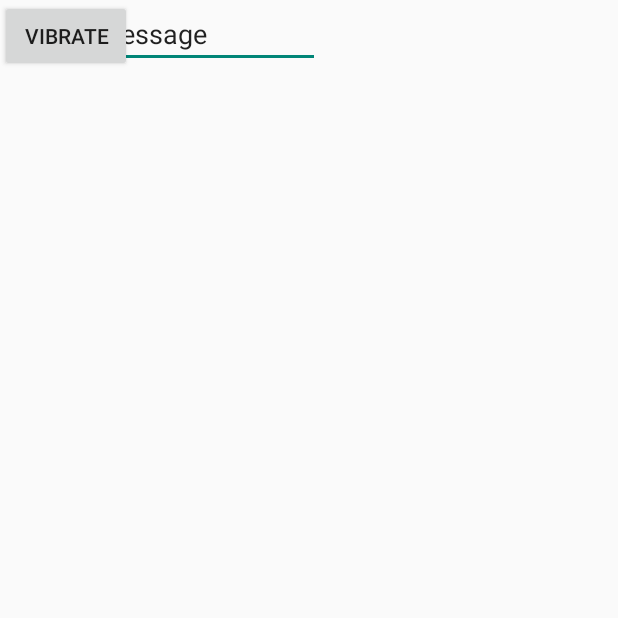
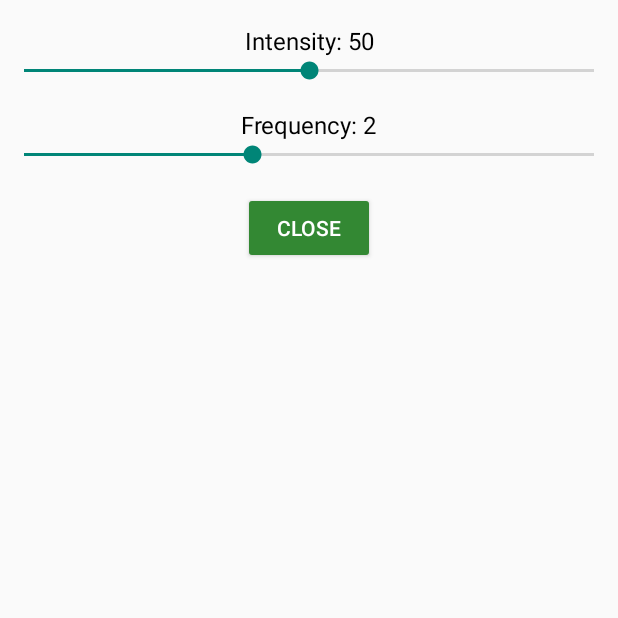
Before and after one commit to LU-A01/team4Application, an Android app built with Jetpack Compose: the screen it shows after launch (VibrateMenuActivity before the commit, SettingActivity after it), after a tap on "メニューに移動", on a phone screen of 412 x 824 dp, the top half of it. Run offline under Robolectric (Android 15) with nearby library versions, the phone set to English and light mode, and no system bars.

Commit message:
tested setting screen

```diff
--- a/app/src/main/AndroidManifest.xml
+++ b/app/src/main/AndroidManifest.xml
@@ -18,7 +18,7 @@
         android:theme="@style/Theme.Team4Application"
         tools:targetApi="31">
         <activity
-            android:name=".VibrateMenuActivity"
+            android:name=".SettingActivity"
             android:exported="false"
             android:theme="@style/Theme.AppCompat.Light.NoActionBar" />
         <activity
--- a/app/src/main/java/com/example/team4application/MainActivity.kt
+++ b/app/src/main/java/com/example/team4application/MainActivity.kt
@@ -47,7 +47,7 @@ class MainActivity : ComponentActivity() {
 
     // 画面遷移
     fun moveToMenu(view: View) {
-        val intent = Intent(this@MainActivity, VibrateMenuActivity::class.java)
+        val intent = Intent(this@MainActivity, SettingActivity2::class.java)
         startActivity(intent)
     }
 
--- a/app/src/main/java/com/example/team4application/MainActivity2.kt
+++ b/app/src/main/java/com/example/team4application/MainActivity2.kt
@@ -13,12 +13,10 @@ import android.widget.Switch
 import android.widget.TextView
 import android.widget.Toast
 import androidx.activity.ComponentActivity
-import androidx.activity.enableEdgeToEdge
 import android.Manifest
 import android.content.pm.PackageManager
 import androidx.core.app.ActivityCompat
 import androidx.core.content.ContextCompat
-import java.util.*
 
 
 class MainActivity2 : ComponentActivity() {
@@ -183,7 +181,7 @@ class MainActivity2 : ComponentActivity() {
 
     // 画面遷移
     fun moveToMenu(view: View) {
-        val intent = Intent(this@MainActivity2, VibrateMenuActivity::class.java)
+        val intent = Intent(this@MainActivity2, SettingActivity::class.java)
         startActivity(intent)
     }
 }
--- /dev/null
+++ b/app/src/main/java/com/example/team4application/SettingActivity.kt
@@ -0,0 +1,13 @@
+package com.example.team4application
+
+import android.os.Bundle
+import androidx.appcompat.app.AppCompatActivity
+
+class SettingActivity : AppCompatActivity() {
+    override fun onCreate(savedInstanceState: Bundle?) {
+        super.onCreate(savedInstanceState)
+        setContentView(R.layout.activity_setting)
+    }
+
+
+}
--- /dev/null
+++ b/app/src/main/java/com/example/team4application/SettingActivity2.kt
@@ -0,0 +1,13 @@
+package com.example.team4application
+
+import android.os.Bundle
+import androidx.appcompat.app.AppCompatActivity
+
+class SettingActivity2 : AppCompatActivity() {
+    override fun onCreate(savedInstanceState: Bundle?) {
+        super.onCreate(savedInstanceState)
+        setContentView(R.layout.activity_setting)
+    }
+
+
+}
--- a/app/src/main/java/com/example/team4application/VibrateMenuActivity.kt
+++ /dev/null
@@ -1,17 +0,0 @@
-package com.example.team4application
-
-import android.os.Bundle
-import androidx.activity.enableEdgeToEdge
-import androidx.appcompat.app.AppCompatActivity
-import androidx.core.view.ViewCompat
-import androidx.core.view.WindowInsetsCompat
-
-class VibrateMenuActivity : AppCompatActivity() {
-    override fun onCreate(savedInstanceState: Bundle?) {
-        super.onCreate(savedInstanceState)
-        enableEdgeToEdge()
-        setContentView(R.layout.activity_vibrate_menu)
-    }
-
-
-}
--- a/app/src/main/res/layout/setting.xml
+++ b/app/src/main/res/layout/activity_setting.xml
@@ -40,17 +40,18 @@
         app:layout_constraintStart_toStartOf="parent"
         app:layout_constraintEnd_toEndOf="parent" />
 
+    <!-- Close Button -->
     <SeekBar
         android:id="@+id/frequency_slider"
         android:layout_width="0dp"
         android:layout_height="wrap_content"
         android:max="5"
         android:progress="2"
-        app:layout_constraintTop_toBottomOf="@id/frequency_label"
+        app:layout_constraintEnd_toEndOf="parent"
+        app:layout_constraintHorizontal_bias="1.0"
         app:layout_constraintStart_toStartOf="parent"
-        app:layout_constraintEnd_toEndOf="parent" />
+        app:layout_constraintTop_toBottomOf="@id/frequency_label" />
 
-    <!-- Close Button -->
     <Button
         android:id="@+id/close_button"
         android:layout_width="wrap_content"
--- a/app/src/main/res/layout/activity_vibrate_menu.xml
+++ /dev/null
@@ -1,32 +0,0 @@
-<?xml version="1.0" encoding="utf-8"?>
-<androidx.constraintlayout.widget.ConstraintLayout xmlns:android="http://schemas.android.com/apk/res/android"
-    xmlns:app="http://schemas.android.com/apk/res-auto"
-    xmlns:tools="http://schemas.android.com/tools"
-    android:id="@+id/main"
-    android:layout_width="match_parent"
-    android:layout_height="match_parent"
-    tools:context=".VibrateMemuActivity">
-
-    <Button
-        android:id="@+id/button3"
-        android:layout_width="wrap_content"
-        android:layout_height="wrap_content"
-        android:layout_weight="1"
-        android:onClick="vibrate"
-        android:text="@string/button_vibrate"
-        android:visibility="visible"
-        tools:layout_editor_absoluteX="251dp"
-        tools:layout_editor_absoluteY="168dp" />
-
-    <EditText
-        android:id="@+id/editTextText3"
-        android:layout_width="wrap_content"
-        android:layout_height="wrap_content"
-        android:layout_weight="1"
-        android:ems="10"
-        android:inputType="text"
-        android:text="@string/edit_message"
-        android:visibility="visible"
-        tools:layout_editor_absoluteX="16dp"
-        tools:layout_editor_absoluteY="168dp" />
-</androidx.constraintlayout.widget.ConstraintLayout>
```
